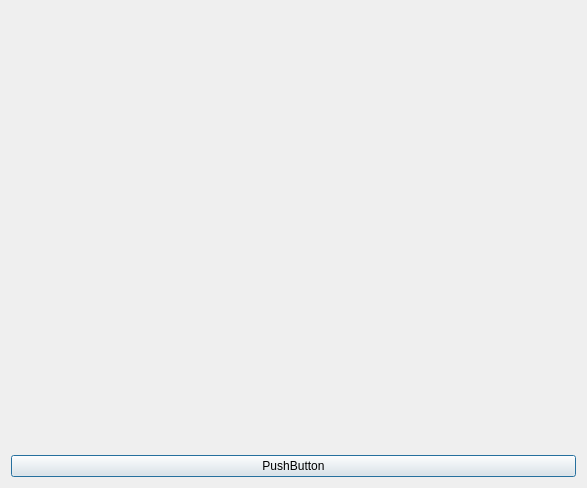
The window that gui.ui (SkorEgor/scientific_work_in_python) describes before a commit, drawn with Qt 5.
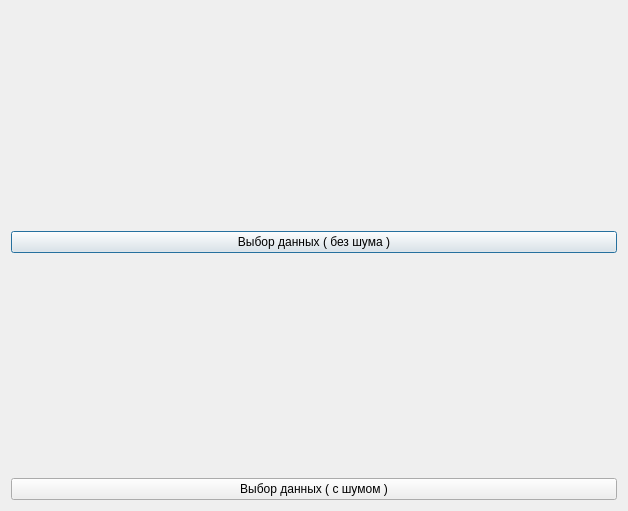
The same window after the commit.

Patch:
```diff
--- a/gui.ui
+++ b/gui.ui
@@ -6,19 +6,14 @@
    <rect>
     <x>0</x>
     <y>0</y>
-    <width>587</width>
-    <height>488</height>
+    <width>628</width>
+    <height>511</height>
    </rect>
   </property>
   <property name="windowTitle">
    <string>Dialog</string>
   </property>
-  <layout class="QVBoxLayout" name="verticalLayout">
-   <item>
-    <widget class="QWidget" name="plotWindow2" native="true">
-     <layout class="QVBoxLayout" name="plotLayout2"/>
-    </widget>
-   </item>
+  <layout class="QVBoxLayout" name="verticalLayout_2">
    <item>
     <widget class="QWidget" name="plotWindow" native="true">
      <layout class="QVBoxLayout" name="plotLayout"/>
@@ -27,7 +22,19 @@
    <item>
     <widget class="QPushButton" name="pushButton">
      <property name="text">
-      <string>PushButton</string>
+      <string>Выбор данных ( без шума )</string>
+     </property>
+    </widget>
+   </item>
+   <item>
+    <widget class="QWidget" name="plotWindow2" native="true">
+     <layout class="QVBoxLayout" name="plotLayout2"/>
+    </widget>
+   </item>
+   <item>
+    <widget class="QPushButton" name="pushButton_2">
+     <property name="text">
+      <string>Выбор данных ( с шумом )</string>
      </property>
     </widget>
    </item>
```
